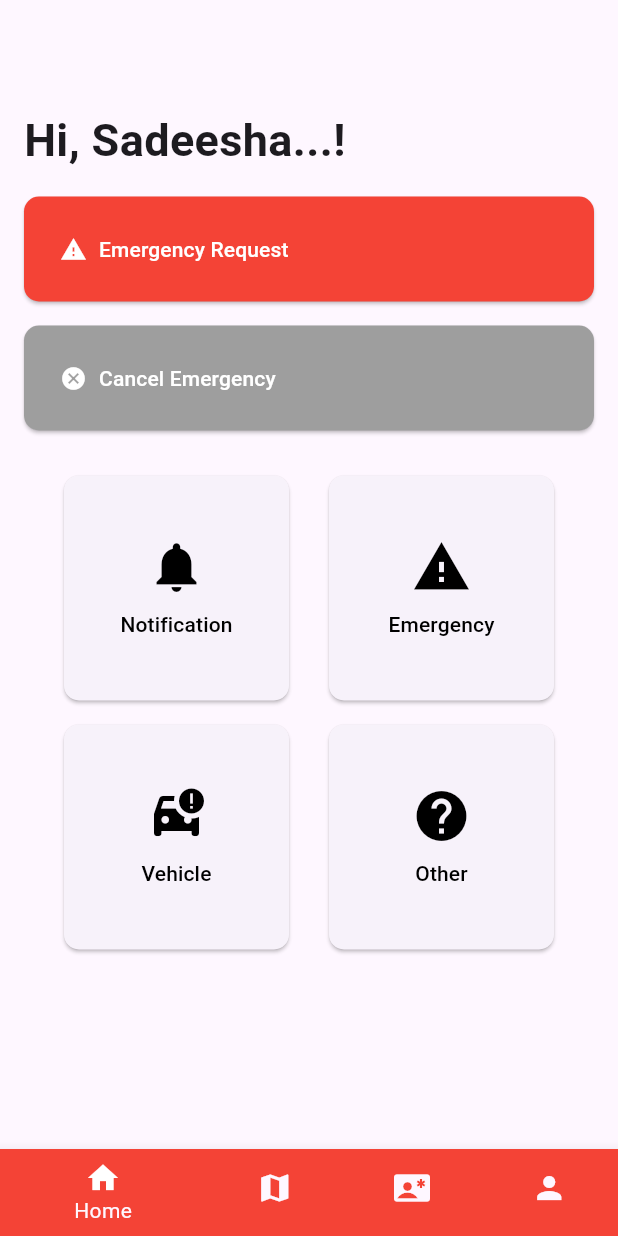
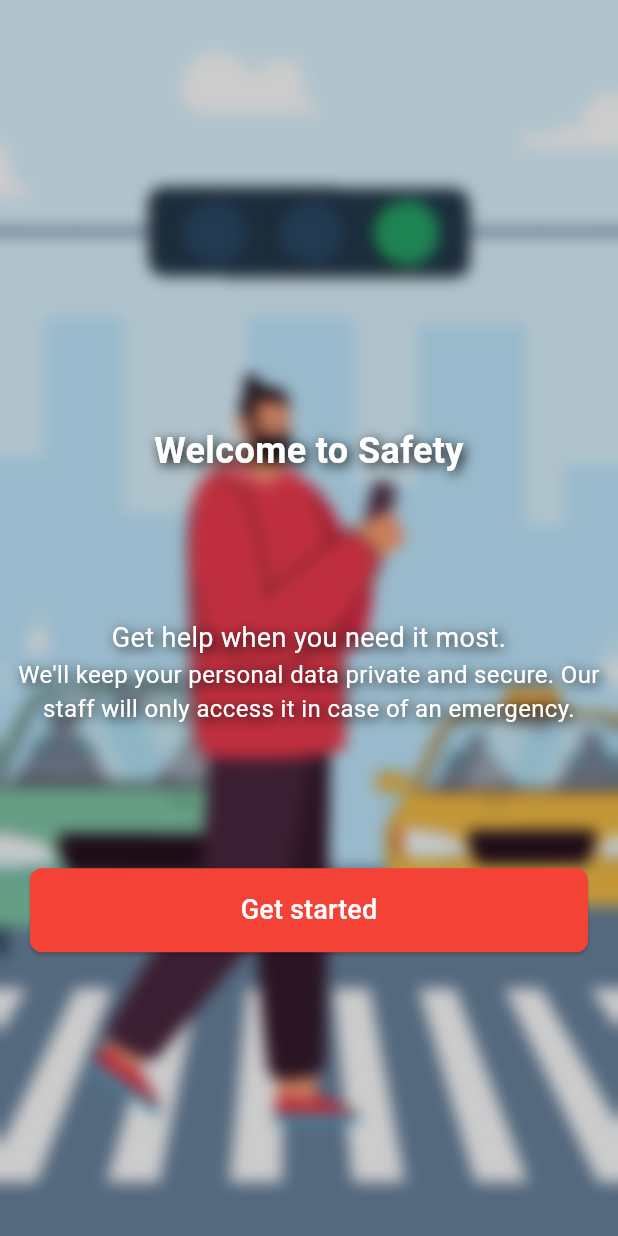
Before and after one commit to ThimiraSadeesha/Accident-Detection-Mobile-App, a Flutter app: the screen it shows after launch, on a phone screen of 412 x 824 dp. Run offline on Flutter 3.47's test engine with Material 3 defaults, Android fonts, the phone set to English and light mode, and no system bars; our stand-ins replace geolocator, google_maps_flutter.

Commit message:
notification add / vehicle info added / Home screen updated

```diff
--- a/lib/main.dart
+++ b/lib/main.dart
@@ -1,4 +1,5 @@
 import 'package:accident_detection_app/screens/dashboard/home/navigation/bottom_navigation.dart';
+import 'package:accident_detection_app/screens/welcome/welcome.dart';
 import 'package:flutter/material.dart';
 
 
@@ -17,7 +18,8 @@
         primarySwatch: Colors.red,
       ),
       debugShowCheckedModeBanner: false,
-      home: const MyHomePage(),
+      home: const WelcomeScreen(),
+      // home: const MyHomePage(),
     );
   }
 }
--- a/lib/screens/dashboard/home/home_screen.dart
+++ b/lib/screens/dashboard/home/home_screen.dart
@@ -1,5 +1,7 @@
 import 'package:flutter/material.dart';
-// import 'package:fluttertest/Screens/vehicle_info_screen.dart';
+
+import '../../menu/notification.dart';
+import '../../menu/vehicle_info_screen.dart';
 
 class HomeScreen extends StatelessWidget {
   const HomeScreen({super.key});
@@ -12,7 +14,7 @@ class HomeScreen extends StatelessWidget {
         child: Column(
           crossAxisAlignment: CrossAxisAlignment.start,
           children: [
-            // Welcome note
+            const SizedBox(height: 50),
             const Text(
               'Hi, Sadeesha...!',
               style: TextStyle(
@@ -22,30 +24,24 @@ class HomeScreen extends StatelessWidget {
             ),
             const SizedBox(height: 16),
 
-            // Emergency request button
             ElevatedButton(
-              onPressed: () {
-
-              },
+              onPressed: () {},
               style: ElevatedButton.styleFrom(
                 backgroundColor: Colors.red,
-
                 shape: RoundedRectangleBorder(
                   borderRadius: BorderRadius.circular(10.0),
-
                 ),
                 minimumSize: const Size(double.infinity, 70),
-
               ),
               child: const Row(
                 mainAxisSize: MainAxisSize.max,
                 children: [
-                  Icon(Icons.warning, color: Colors.white,),
+                  Icon(Icons.warning, color: Colors.white),
                   SizedBox(width: 8),
-                  Text('Emergency Request' ,style: TextStyle(
-                    color: Colors.white, // Change the text color to blue (or any other color)
-                  ),)
-                  ,
+                  Text(
+                    'Emergency Request',
+                    style: TextStyle(color: Colors.white),
+                  ),
                 ],
               ),
             ),
@@ -58,49 +54,49 @@ class HomeScreen extends StatelessWidget {
               },
               style: ElevatedButton.styleFrom(
                 backgroundColor: Colors.grey,
-
                 shape: RoundedRectangleBorder(
                   borderRadius: BorderRadius.circular(10.0),
-
                 ),
                 minimumSize: const Size(double.infinity, 70),
-                // Adjust the width and height as needed
               ),
               child: const Row(
                 mainAxisSize: MainAxisSize.max,
                 children: [
-                  Icon(Icons.cancel, color: Colors.white,),
-                  SizedBox(width: 8, height: 12,),
-                  Text('Cancel Emergency',style: TextStyle(
-                    color: Colors.white, // Change the text color to blue (or any other color)
-                  ),),
+                  Icon(Icons.cancel, color: Colors.white),
+                  SizedBox(width: 8),
+                  Text(
+                    'Cancel Emergency',
+                    style: TextStyle(color: Colors.white),
+                  ),
                 ],
               ),
             ),
-
-
             const SizedBox(height: 30),
 
-            // Two rows of two buttons each
-            Row(
-              mainAxisAlignment: MainAxisAlignment.spaceEvenly,
-              children: [
-                _buildLargeSquareButton('Notification', Icons.notifications, () {
-
+            Row(mainAxisAlignment: MainAxisAlignment.spaceEvenly, children: [
+              _buildLargeSquareButton(
+                  'Notification', Icons.notifications, () {
+                Navigator.push(
+                  context,
+                  MaterialPageRoute(builder: (context) => const VehicleInfoScreen()),
+                );
               }),
               _buildLargeSquareButton('Emergency', Icons.warning, () {
                 _showEmergencyRequestPopup(context);
-          }),]),
+              }),
+            ]),
             const SizedBox(height: 16),
             Row(
               mainAxisAlignment: MainAxisAlignment.spaceEvenly,
               children: [
                 _buildLargeSquareButton('Vehicle', Icons.car_crash, () {
-                  // VehicleInfo();
-              // Add logic specific to Hospital button
+                  Navigator.push(
+                    context,
+                    MaterialPageRoute(builder: (context) => const NotificationScreen()),
+                  );
                 }),
                 _buildLargeSquareButton('Other', Icons.help, () {
-      // Add logic specific to Hospital button
+                  // Add logic specific to Other button
                 })
               ],
             ),
@@ -110,38 +106,33 @@ class HomeScreen extends StatelessWidget {
     );
   }
 
-  // Helper method to create large square buttons with icons
-  Widget _buildLargeSquareButton(String buttonText, IconData iconData,VoidCallback onPressed) {
+  Widget _buildLargeSquareButton(
+      String buttonText, IconData iconData, VoidCallback onPressed) {
     return ElevatedButton(
-      onPressed: () {
-        onPressed();
-      },
+      onPressed: onPressed,
       style: ElevatedButton.styleFrom(
         shape: RoundedRectangleBorder(
           borderRadius: BorderRadius.circular(10.0),
         ),
-        fixedSize: const Size(150, 150), // Adjust the width and height as needed
+        fixedSize: const Size(150, 150),
       ),
       child: Column(
         mainAxisSize: MainAxisSize.min,
         mainAxisAlignment: MainAxisAlignment.center,
         children: [
-          Icon(iconData,color: Colors.black, size: 40),
+          Icon(iconData, color: Colors.black, size: 40),
           const SizedBox(height: 8),
           Text(
             buttonText,
             textAlign: TextAlign.center,
-            style: const TextStyle(
-            color: Colors.black, // Set the text color to red
-          ),
-
+            style: const TextStyle(color: Colors.black),
           ),
         ],
       ),
     );
   }
 }
-//popup message
+
 void _showEmergencyRequestPopup(BuildContext context) {
   showDialog(
     context: context,
@@ -171,8 +162,8 @@ void _showEmergencyRequestPopup(BuildContext context) {
   );
 }
 
-
-Widget _buildSquareButton(String buttonText, IconData iconData, BuildContext context) {
+Widget _buildSquareButton(
+    String buttonText, IconData iconData, BuildContext context) {
   return ElevatedButton(
     onPressed: () {
       // Add logic for each button
@@ -182,7 +173,7 @@ Widget _buildSquareButton(String buttonText, IconData iconData, BuildContext con
       shape: RoundedRectangleBorder(
         borderRadius: BorderRadius.circular(5.0),
       ),
-      fixedSize: const Size(130, 80), // Adjust the width and height as needed
+      fixedSize: const Size(130, 80),
     ),
     child: Row(
       mainAxisSize: MainAxisSize.max,
@@ -192,9 +183,7 @@ Widget _buildSquareButton(String buttonText, IconData iconData, BuildContext con
         Text(
           buttonText,
           textAlign: TextAlign.center,
-          style: const TextStyle(
-            color: Colors.black,
-          ),
+          style: const TextStyle(color: Colors.black),
         ),
       ],
     ),
--- a/lib/screens/dashboard/home/navigation/bottom_navigation.dart
+++ b/lib/screens/dashboard/home/navigation/bottom_navigation.dart
@@ -21,12 +21,6 @@ class _MyHomePageState extends State<MyHomePage> {
   @override
   Widget build(BuildContext context) {
     return Scaffold(
-      appBar: AppBar(
-        // title: const Text('Bottom Navigation Bar'),
-        centerTitle: true,
-        // backgroundColor: Colors.red,
-        iconTheme: const IconThemeData(color: Colors.white),
-      ),
       body: PageView(
         controller: pageController,
         children: const <Widget>[
--- a/lib/screens/menu/vehicle_info_screen.dart
+++ b/lib/screens/menu/vehicle_info_screen.dart
@@ -1,7 +1,7 @@
 import 'package:flutter/material.dart';
 
-class VehicleInfo extends StatelessWidget {
-  const VehicleInfo({Key? key}) : super(key: key);
+class VehicleInfoScreen extends StatelessWidget {
+  const VehicleInfoScreen({Key? key}) : super(key: key);
 
   @override
   Widget build(BuildContext context) {
@@ -31,7 +31,7 @@ class VehicleInfo extends StatelessWidget {
                   ),
                 ),
                 TextFormField(
-                  decoration: InputDecoration(
+                  decoration: const InputDecoration(
                     hintText: 'Enter Make and Model',
                     border: OutlineInputBorder(),
                   ),
@@ -44,7 +44,7 @@ class VehicleInfo extends StatelessWidget {
                   ),
                 ),
                 TextFormField(
-                  decoration: InputDecoration(
+                  decoration: const InputDecoration(
                     hintText: 'Enter Registration Number',
                     border: OutlineInputBorder(),
                   ),
@@ -57,7 +57,7 @@ class VehicleInfo extends StatelessWidget {
                   ),
                 ),
                 TextFormField(
-                  decoration: InputDecoration(
+                  decoration: const InputDecoration(
                     hintText: 'Enter Insurance Company Name',
                     border: OutlineInputBorder(),
                   ),
@@ -70,7 +70,7 @@ class VehicleInfo extends StatelessWidget {
                   ),
                 ),
                 TextFormField(
-                  decoration: InputDecoration(
+                  decoration: const InputDecoration(
                     hintText: 'Enter Policy Number',
                     border: OutlineInputBorder(),
                   ),
--- /dev/null
+++ b/lib/screens/welcome/welcome.dart
@@ -0,0 +1,109 @@
+import 'package:accident_detection_app/screens/dashboard/home/navigation/bottom_navigation.dart';
+import 'package:flutter/material.dart';
+import 'dart:ui' as ui;
+
+class WelcomeScreen extends StatelessWidget {
+  const WelcomeScreen({Key? key}) : super(key: key);
+
+  @override
+  Widget build(BuildContext context) {
+    return Scaffold(
+      body: Stack(
+        children: [
+          Container(
+            decoration: const BoxDecoration(
+              image: DecorationImage(
+                image: AssetImage('images/welcome.jpg'),
+                fit: BoxFit.cover,
+              ),
+            ),
+            child: BackdropFilter(
+              filter: ui.ImageFilter.blur(sigmaX: 5.0, sigmaY: 5.0),
+              child: Container(
+                color: Colors.black.withOpacity(0.2),
+              ),
+            ),
+          ),
+          Column(
+            mainAxisAlignment: MainAxisAlignment.spaceBetween,
+            children: [
+              const Spacer(flex: 3),
+              const Text(
+                'Welcome to Safety',
+                style: TextStyle(
+                  fontSize: 24,
+                  fontWeight: FontWeight.bold,
+                  color: Colors.white,
+                  shadows: [Shadow( // Adds a shadow to the text
+                    blurRadius: 10.0,
+                    color: Colors.black,
+                    offset: Offset(2.0, 2.0),
+                  )],
+                ),
+                textAlign: TextAlign.center,
+              ),
+              const Spacer(),
+              const Text(
+                'Get help when you need it most.',
+                style: TextStyle(
+                  fontSize: 18,
+                  color: Colors.white,
+                  shadows: [Shadow( // Adds a shadow to the text
+                    blurRadius: 10.0,
+                    color: Colors.black,
+                    offset: Offset(2.0, 2.0),
+                  )],
+                ),
+                textAlign: TextAlign.center,
+              ),
+              const Text(
+                'We\'ll keep your personal data private and secure. '
+                    'Our staff will only access it in case of an emergency.',
+                style: TextStyle(
+                  fontSize: 16,
+                  color: Colors.white,
+                  shadows: [Shadow( // Adds a shadow to the text
+                    blurRadius: 10.0,
+                    color: Colors.black,
+                    offset: Offset(2.0, 2.0),
+                  )],
+                ),
+                textAlign: TextAlign.center,
+              ),
+              const Spacer(),
+              Padding(
+                padding: const EdgeInsets.symmetric(horizontal: 20),
+                child: SizedBox(
+                  width: MediaQuery.of(context).size.width - 40,
+                  child: ElevatedButton(
+                    onPressed: () {
+                      Navigator.push(
+                          context,
+                          MaterialPageRoute(builder: (context) => const MyHomePage()),
+                      );
+                    },
+                    style: ElevatedButton.styleFrom(
+                      foregroundColor: Colors.white,
+                      backgroundColor: Colors.red,
+                      shape: RoundedRectangleBorder(
+                        borderRadius: BorderRadius.circular(8),
+                      ),
+                      padding: const EdgeInsets.symmetric(vertical: 15),
+                    ),
+                    child: const Text(
+                      'Get started',
+                      style: TextStyle(
+                        fontSize: 18,
+                      ),
+                    ),
+                  ),
+                ),
+              ),
+              const Spacer(flex: 2),
+            ],
+          ),
+        ],
+      ),
+    );
+  }
+}
--- a/pubspec.yaml
+++ b/pubspec.yaml
@@ -40,3 +40,4 @@ flutter:
   # To add assets to your application, add an assets section, like this:
   assets:
     - images/me.jpg
+    - images/welcome.jpg
```
Also changed, not shown: lib/screens/dashboard/home/map_screen.dart (+29 -58 lines), lib/screens/menu/notification.dart (+12 -5 lines), images/welcome.jpg (added). Lines whose indentation alone changed are shown as unchanged.
